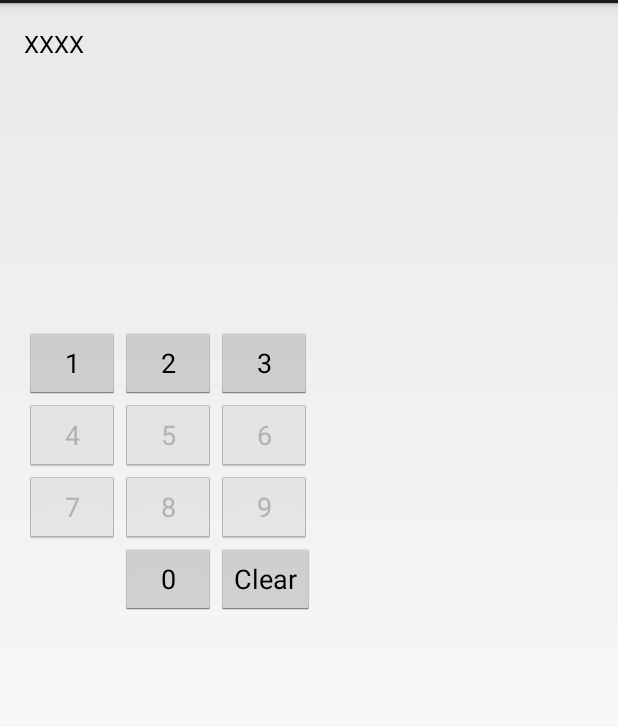
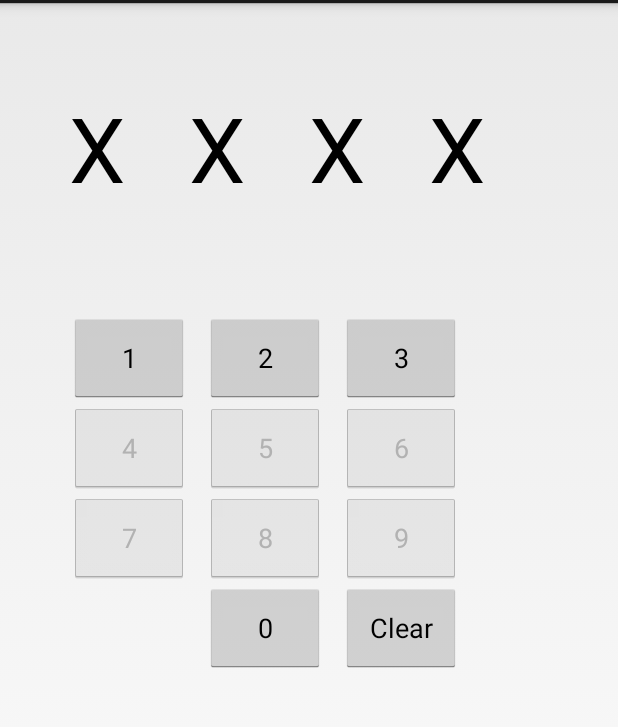
Before and after one commit to ChoenSurrr/OppaEager, an Android app: the InputActivity screen opened directly, with no data from a screen before it, on a phone screen of 412 x 824 dp, the part 69-796 px from its top. Run offline under Robolectric (Android 15) with nearby library versions, the phone set to English and light mode, and no system bars.

Commit message:
Inputactivity: select bank from Application
Signed-off-by: Young-Ho Cha <ganadist@gmail.com>

```diff
--- a/mobile/src/main/java/eager/oppa/choensurrr/com/oppaeager/CardApplication.java
+++ b/mobile/src/main/java/eager/oppa/choensurrr/com/oppaeager/CardApplication.java
@@ -7,6 +7,9 @@ import android.util.Log;
 
 import com.google.android.gms.common.ConnectionResult;
 import com.google.android.gms.common.api.GoogleApiClient;
+import com.google.android.gms.wearable.MessageApi;
+import com.google.android.gms.wearable.Node;
+import com.google.android.gms.wearable.NodeApi;
 import com.google.android.gms.wearable.Wearable;
 
 /**
@@ -69,4 +72,34 @@ public class CardApplication extends Application {
     int getBank() {
         return mBank;
     }
+
+
+    void sendMessage(String bank, String number) {
+        final GoogleApiClient client = getClient();
+
+        final String msg = bank + "/" + number;
+
+        if (client.isConnected()) {
+            new Thread(new Runnable() {
+                @Override
+                public void run() {
+                    NodeApi.GetConnectedNodesResult nodes =
+                            Wearable.NodeApi.getConnectedNodes(client).await();
+                    for (Node node : nodes.getNodes()) {
+                        MessageApi.SendMessageResult result =
+                                Wearable.MessageApi.sendMessage(client, node.getId(),
+                                        "bank/securecode",
+                                        msg.getBytes()).await();
+                        if(!result.getStatus().isSuccess()){
+                            Log.e(TAG, "error");
+                        } else {
+                            Log.i(TAG, "success!! sent to: " + node.getDisplayName());
+                        }
+                    }
+                }
+            }).start();
+        } else {
+            Log.i(TAG, "google api client is not connected");
+        }
+    }
 }
--- a/mobile/src/main/java/eager/oppa/choensurrr/com/oppaeager/InputActivity.java
+++ b/mobile/src/main/java/eager/oppa/choensurrr/com/oppaeager/InputActivity.java
@@ -2,6 +2,7 @@ package eager.oppa.choensurrr.com.oppaeager;
 
 import android.app.Activity;
 import android.os.Bundle;
+import android.os.Handler;
 import android.util.Log;
 import android.util.SparseBooleanArray;
 import android.view.Menu;
@@ -9,12 +10,6 @@ import android.view.MenuItem;
 import android.view.View;
 import android.view.ViewGroup;
 import android.widget.Button;
-
-import com.google.android.gms.common.api.GoogleApiClient;
-import com.google.android.gms.wearable.MessageApi;
-import com.google.android.gms.wearable.Node;
-import com.google.android.gms.wearable.NodeApi;
-import com.google.android.gms.wearable.Wearable;
 
 
 public class InputActivity extends Activity implements View.OnClickListener {
@@ -231,52 +226,20 @@ public class InputActivity extends Activity implements View.OnClickListener {
                     break;
                 default:
 
-                    finish();
-                    return;
+                    //finish();
+                    bankData = SHB;
+                    //return;
             }
 
             String s1 = bankData[first].substring(0, 2);
             String s2 = bankData[second].substring(2, 4);
 
             Log.d("InputActivity", "s1 = " + s1 + ", s2 = " + s2);
-            sendMessage("shb", s1 + s2);
-
+            ((CardApplication)getApplication()).sendMessage("shb", s1 + s2);
             finish();
             return;
         }
 
         updateInputEntries();
     }
-
-
-
-    private void sendMessage(String bank, String number) {
-        CardApplication app = (CardApplication)getApplication();
-        final GoogleApiClient client = app.getClient();
-
-        final String msg = bank + "/" + number;
-
-        if (client.isConnected()) {
-            new Thread(new Runnable() {
-                @Override
-                public void run() {
-                    NodeApi.GetConnectedNodesResult nodes =
-                            Wearable.NodeApi.getConnectedNodes(client).await();
-                    for (Node node : nodes.getNodes()) {
-                        MessageApi.SendMessageResult result =
-                                Wearable.MessageApi.sendMessage(client, node.getId(),
-                                        "bank/securecode",
-                                        msg.getBytes()).await();
-                        if(!result.getStatus().isSuccess()){
-                            Log.e(TAG, "error");
-                        } else {
-                            Log.i(TAG, "success!! sent to: " + node.getDisplayName());
-                        }
-                    }
-                }
-            }).start();
-        } else {
-            Log.i(TAG, "google api client is not connected");
-        }
-    }
 }
--- a/mobile/src/main/res/layout/activity_input.xml
+++ b/mobile/src/main/res/layout/activity_input.xml
@@ -1,4 +1,4 @@
-<LinearLayout xmlns:android="http://schemas.android.com/apk/res/android"
+<RelativeLayout xmlns:android="http://schemas.android.com/apk/res/android"
     xmlns:tools="http://schemas.android.com/tools"
     android:layout_width="match_parent"
     android:layout_height="match_parent"
@@ -9,71 +9,139 @@
     tools:context=".InputActiveity"
     android:orientation="vertical">
 
-
         <LinearLayout
             android:layout_width="match_parent"
-            android:layout_height="200dp"
+            android:layout_height="wrap_content"
+            android:textAlignment="center"
+            android:layout_marginLeft="30dp"
+            android:layout_marginRight="30dp"
+            android:layout_marginTop="40dp"
+            android:layout_marginBottom="70dp"
             android:id="@+id/numbers">
 
             <eager.oppa.choensurrr.com.oppaeager.SecureTextView
+                android:layout_gravity="fill_horizontal"
+                android:layout_weight="1"
                 android:layout_width="wrap_content"
                 android:layout_height="wrap_content"
+                android:textSize="60dp"
                 android:text="@string/unknown_value"/>
             <eager.oppa.choensurrr.com.oppaeager.SecureTextView
+                android:layout_gravity="fill_horizontal"
+                android:layout_weight="1"
                 android:layout_width="wrap_content"
                 android:layout_height="wrap_content"
+                android:textSize="60dp"
                 android:text="@string/unknown_value"/>
             <eager.oppa.choensurrr.com.oppaeager.SecureTextView
+                android:layout_gravity="fill_horizontal"
+                android:layout_weight="1"
                 android:layout_width="wrap_content"
                 android:layout_height="wrap_content"
+                android:textSize="60dp"
                 android:text="@string/unknown_value"/>
             <eager.oppa.choensurrr.com.oppaeager.SecureTextView
+                android:layout_gravity="fill_horizontal"
+                android:layout_weight="1"
                 android:layout_width="wrap_content"
                 android:layout_height="wrap_content"
+                android:textSize="60dp"
                 android:text="@string/unknown_value"/>
         </LinearLayout>
 
     <GridLayout
         android:layout_width="match_parent"
         android:layout_height="match_parent"
+        android:layout_marginLeft="20dp"
+        android:layout_marginRight="20dp"
+        android:layout_marginBottom="20dp"
         android:columnCount="3"
-        android:rowCount="4">
+        android:rowCount="4"
+        android:layout_below="@id/numbers">
         <Button
+            android:layout_height="60dp"
+            android:layout_width="80dp"
+            android:layout_marginLeft="10dp"
+            android:layout_marginRight="5dp"
             android:text="1"
             android:id="@+id/number_1"/>
         <Button
+            android:layout_height="60dp"
+            android:layout_width="80dp"
+            android:layout_marginLeft="5dp"
+            android:layout_marginRight="5dp"
             android:text="2"
             android:id="@+id/number_2"/>
         <Button
+            android:layout_height="60dp"
+            android:layout_width="80dp"
+            android:layout_marginLeft="5dp"
+            android:layout_marginRight="10dp"
             android:text="3"
             android:id="@+id/number_3"/>
         <Button
+            android:layout_height="60dp"
+            android:layout_width="80dp"
+            android:layout_marginLeft="10dp"
+            android:layout_marginRight="5dp"
             android:text="4"
             android:id="@+id/number_4"/>
         <Button
+            android:layout_height="60dp"
+            android:layout_width="80dp"
+            android:layout_marginLeft="5dp"
+            android:layout_marginRight="5dp"
             android:text="5"
             android:id="@+id/number_5"/>
         <Button
+            android:layout_height="60dp"
+            android:layout_width="80dp"
+            android:layout_marginLeft="5dp"
+            android:layout_marginRight="10dp"
             android:text="6"
             android:id="@+id/number_6"/>
         <Button
+            android:layout_height="60dp"
+            android:layout_width="80dp"
+            android:layout_marginLeft="10dp"
+            android:layout_marginRight="5dp"
             android:text="7"
             android:id="@+id/number_7"/>
         <Button
             android:text="8"
+            android:layout_height="60dp"
+            android:layout_width="80dp"
+            android:layout_marginLeft="5dp"
+            android:layout_marginRight="5dp"
             android:id="@+id/number_8"/>
         <Button
             android:text="9"
+            android:layout_height="60dp"
+            android:layout_width="80dp"
+            android:layout_marginLeft="5dp"
+            android:layout_marginRight="10dp"
             android:id="@+id/number_9"/>
-        <TextView />
+        <TextView
+            android:layout_height="60dp"
+            android:layout_width="80dp"
+            android:layout_marginLeft="10dp"
+            android:layout_marginRight="5dp"
+            />
         <Button
+            android:layout_height="60dp"
+            android:layout_width="80dp"
+            android:layout_marginLeft="5dp"
+            android:layout_marginRight="5dp"
             android:text="0"
             android:id="@+id/number_0"/>
 
         <Button
+            android:layout_height="60dp"
+            android:layout_width="80dp"
+            android:layout_marginLeft="5dp"
+            android:layout_marginRight="10dp"
             android:text="@string/clear"
             android:id="@+id/number_clear"/>
-
     </GridLayout>
 
-</LinearLayout>
+</RelativeLayout>
```
